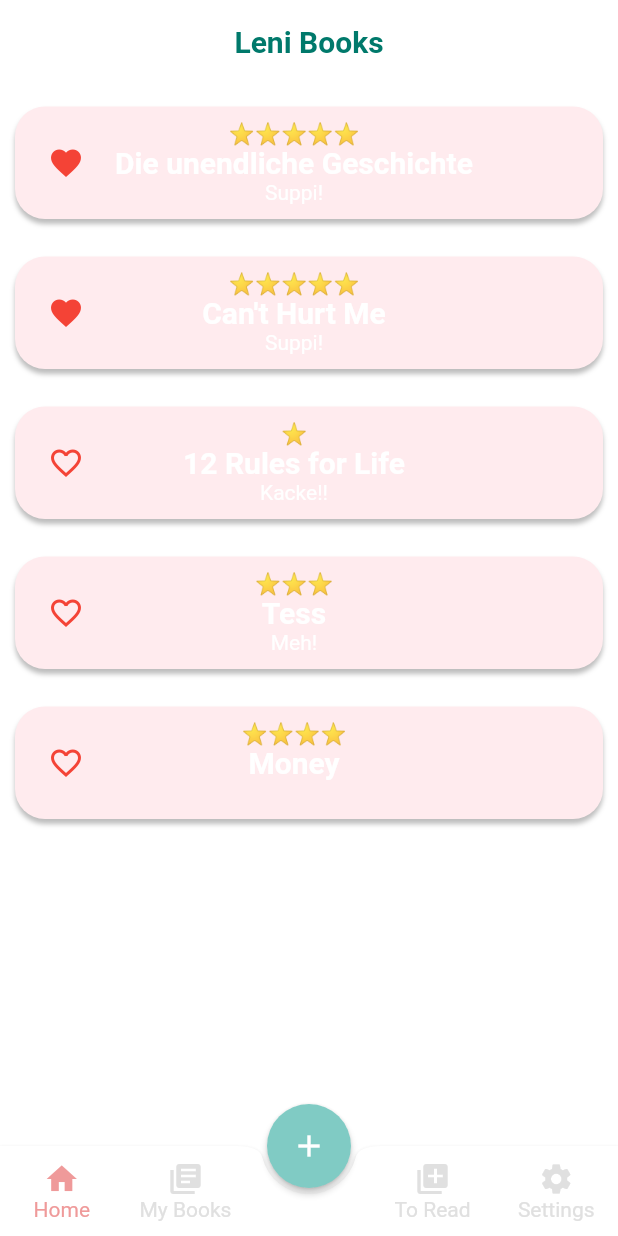
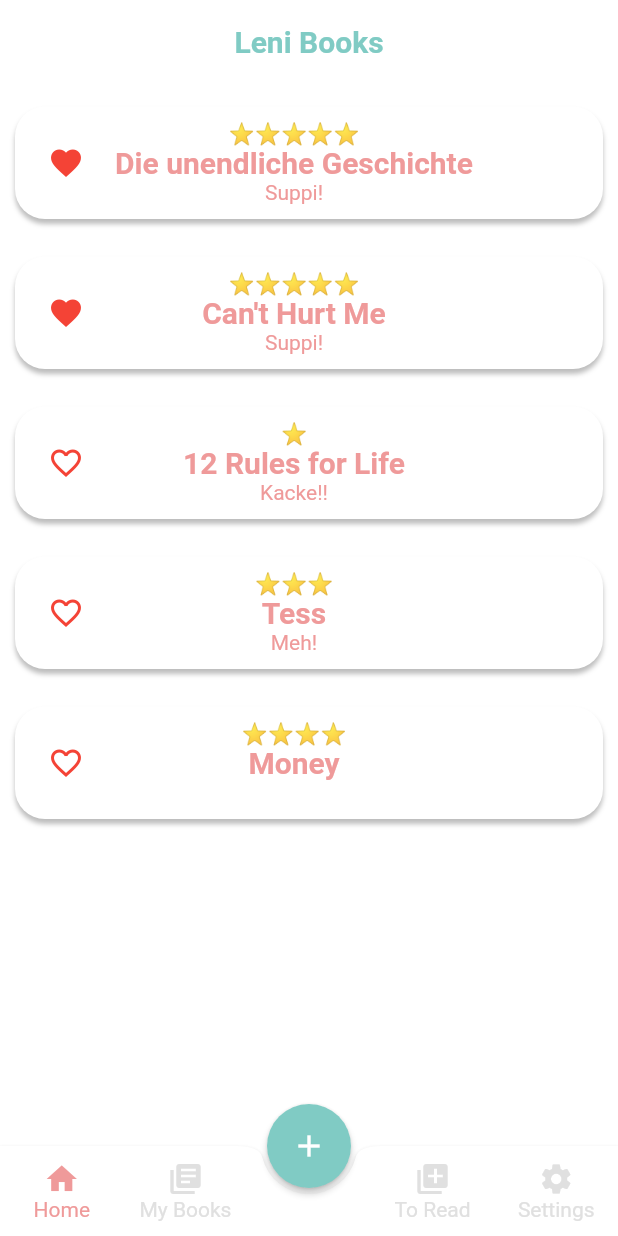
Before and after one commit to MarkusZoppelt/LeniBooks, a Flutter app: the screen it shows after launch, on a phone screen of 412 x 824 dp. Run offline on Flutter 3.47's test engine with Material 2 defaults, Android fonts, the phone set to English and light mode, and no system bars; our stand-ins replace share.

Commit message:
Fixed errors from merge with develop branch. Books can now be deleted again. Show the correct dialogue when pressing the add button

```diff
--- a/lib/UI/elements/book_tile.dart
+++ b/lib/UI/elements/book_tile.dart
@@ -88,10 +88,9 @@
     return Column(
       children: <Widget>[
         Container(
-          // height: 100,
           decoration: ShapeDecoration.fromBoxDecoration(
             BoxDecoration(
-              color: Colors.red[50],
+              color: Colors.white,
               boxShadow: [
                 new BoxShadow(
                   color: Colors.black26,
@@ -148,14 +147,14 @@
           style: TextStyle(
             fontSize: 20.0,
             fontWeight: FontWeight.w600,
-            color: Colors.white,
+            color:  Colors.red[200],
           ),
           textAlign: TextAlign.center,
         ),
         Text(
           this.notes.toString(),
           style: TextStyle(
-            color: Colors.white,
+            color:  Colors.red[200],
           ),
         ),
       ],
--- a/lib/UI/layouts/dialogues/add_book_dialogue.dart
+++ b/lib/UI/layouts/dialogues/add_book_dialogue.dart
@@ -1,5 +1,5 @@
 import 'package:flutter/material.dart';
-import '../../../Model/book.dart';
+import 'package:LeniBooks/Model/book.dart';
 
 class AddBookDialogue extends StatefulWidget {
   final void Function(Book book) addBook;
--- a/lib/UI/layouts/main_layout.dart
+++ b/lib/UI/layouts/main_layout.dart
@@ -1,5 +1,6 @@
+import 'package:flutter/material.dart';
+import 'package:LeniBooks/UI/layouts/dialogues/add_book_dialogue.dart';
 import 'package:LeniBooks/UI/elements/app_bar_bottom_item.dart';
-import 'package:flutter/material.dart';
 import 'package:LeniBooks/UI/elements/app_bar_bottom.dart';
 
 class MainLayout extends StatefulWidget {
@@ -26,11 +27,7 @@
     showDialog<AlertDialog>(
       context: context,
       builder: (BuildContext context) {
-        return AlertDialog(
-          content: TextField(
-            onSubmitted: null,
-          ),
-        );
+        return AddBookDialogue(null);
       },
     );
   }
@@ -54,7 +51,7 @@
         centerTitle: true,
         textTheme: TextTheme(
           headline6: TextStyle(
-            color: Colors.teal[700],
+            color: Colors.teal[200],
             fontWeight: FontWeight.bold,
             fontSize: 20,
           )
--- a/lib/UI/layouts/pages/all_books_page.dart
+++ b/lib/UI/layouts/pages/all_books_page.dart
@@ -1,4 +1,4 @@
-import 'package:flutter/cupertino.dart';
+import 'package:flutter/material.dart';
 import 'package:LeniBooks/Model/book.dart';
 import 'package:LeniBooks/UI/elements/book_tile.dart';
 
@@ -25,6 +25,12 @@
     Navigator.of(context).pop();
   }
 
+  void removeBook(String title) {
+    setState(() {
+      books.removeWhere((element) => element.title == title);
+    });
+  }
+
   void removeAllBooks() {
     setState(() {
       books.clear();
@@ -38,13 +44,51 @@
     });
   }
 
+  Future<bool> buildShowDismissConfirmDialog(BuildContext context) {
+    return showDialog(
+      context: context,
+      builder: (BuildContext context) {
+        return AlertDialog(
+          title: const Text("Delete Confirmation"),
+          content: const Text("Are you sure you want to delete this book?"),
+          actions: <Widget>[
+            FlatButton(
+                onPressed: () => Navigator.of(context).pop(true),
+                child: const Text("Delete")),
+            FlatButton(
+              onPressed: () => Navigator.of(context).pop(false),
+              child: const Text("Cancel"),
+            ),
+          ],
+        );
+      },
+    );
+  }
+
   @override
   Widget build(BuildContext context) {
     return ListView.builder(
       itemCount: books.length,
       itemBuilder: (context, i) {
-        var b = books[i];
-        return BookTile(b.title, b.rating, b.note, b.isFavorite);
+        var book = books[i];
+
+        return Dismissible(
+          key: Key(books[i].title),
+          confirmDismiss: (DismissDirection direction) async {
+            return await buildShowDismissConfirmDialog(context);
+          },
+          onDismissed: (direction) {
+            setState(() {
+              removeBook(book.title);
+            });
+          },
+          child: BookTile(
+            book.title,
+            book.rating,
+            book.note,
+            book.isFavorite,
+          ),
+        );
       },
     );
   }
--- a/lib/UI/layouts/views/detailed_book_view.dart
+++ b/lib/UI/layouts/views/detailed_book_view.dart
@@ -27,7 +27,6 @@
       body: Center(
         child: Column(
           mainAxisAlignment: MainAxisAlignment.center,
-          // crossAxisAlignment: CrossAxisAlignment.center,
           children: <Widget>[
             Text(b.title),
             Text(rating),
```
